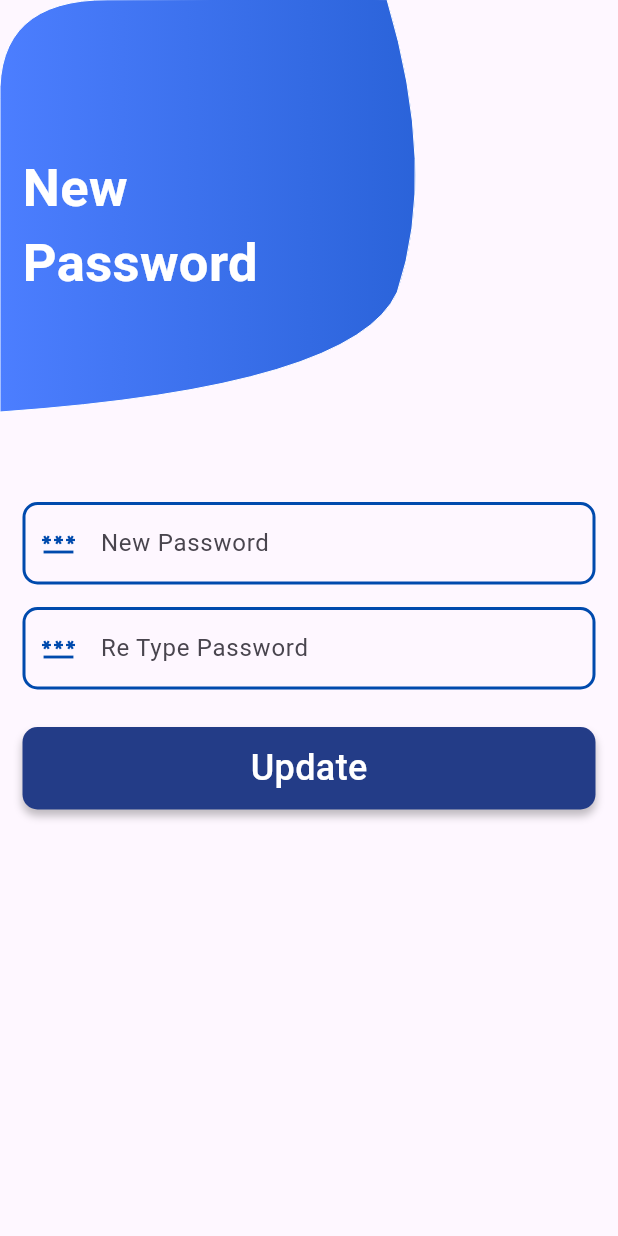
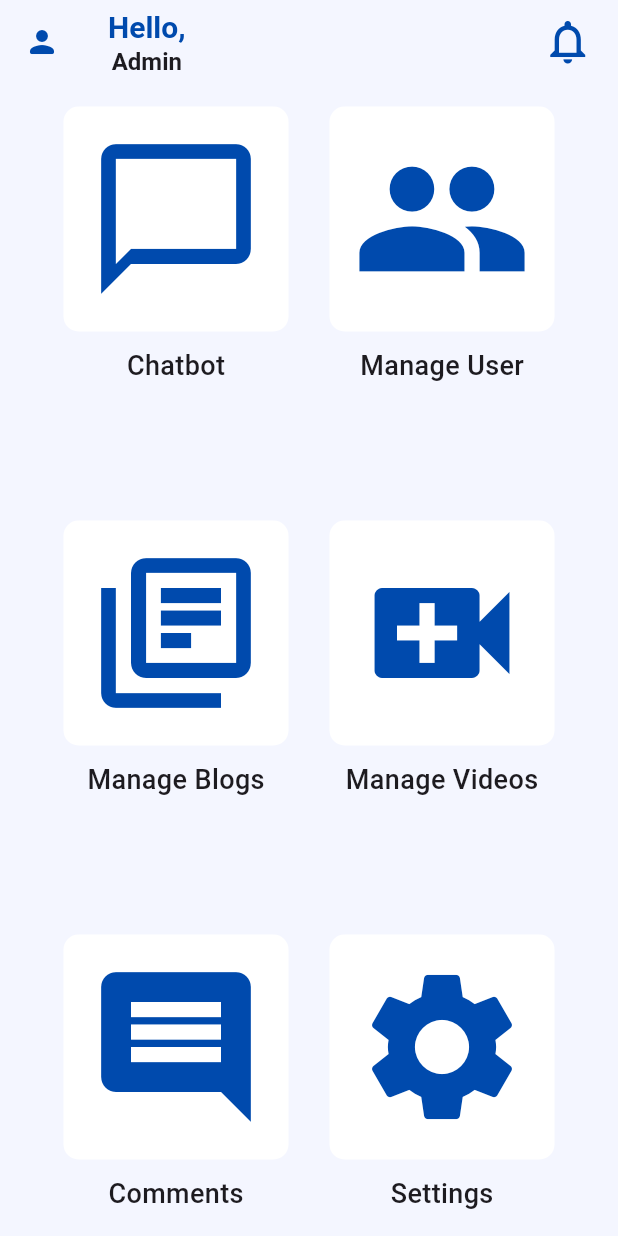
Before and after one commit to IT21175466/Flutter-Pertise-Project, a Flutter app: the screen it shows after launch, on a phone screen of 412 x 824 dp. Run offline on Flutter 3.47's test engine with Material 2 defaults, Android fonts, the phone set to English and light mode, and no system bars; our stand-ins replace otp_text_field.

Commit message:
Admin Home Done

```diff
--- /dev/null
+++ b/lib/Frontend/AdminHomeScreen.dart
@@ -0,0 +1,297 @@
+import 'package:flutter/material.dart';
+
+class AdminHomeScreen extends StatefulWidget {
+  const AdminHomeScreen({super.key});
+
+  @override
+  State<AdminHomeScreen> createState() => _AdminHomeScreenState();
+}
+
+class _AdminHomeScreenState extends State<AdminHomeScreen> {
+  @override
+  Widget build(BuildContext context) {
+    return Scaffold(
+      appBar: AppBar(
+        leading: const Icon(
+          Icons.person_rounded,
+          color: Color.fromARGB(255, 0, 74, 173),
+        ),
+        title: SingleChildScrollView(
+          child: Row(
+            children: [
+              Column(
+                children: [
+                  Align(
+                    alignment: Alignment.centerLeft,
+                    child: Text(
+                      "Hello,",
+                      style: TextStyle(
+                        fontSize: 20,
+                        color: Color.fromARGB(255, 0, 74, 173),
+                        fontWeight: FontWeight.w700,
+                      ),
+                    ),
+                  ),
+                  Align(
+                    alignment: Alignment.bottomLeft,
+                    child: Text(
+                      "Admin",
+                      style: TextStyle(
+                        fontSize: 16,
+                        fontWeight: FontWeight.w700,
+                      ),
+                    ),
+                  ),
+                ],
+              ),
+              Spacer(),
+              Icon(
+                Icons.notifications_outlined,
+                size: 35,
+                color: Color.fromARGB(255, 0, 74, 173),
+              ),
+            ],
+          ),
+        ),
+        backgroundColor: const Color.fromARGB(255, 244, 246, 255),
+      ),
+      body: Container(
+        padding: EdgeInsets.symmetric(vertical: 15, horizontal: 15),
+        child: Column(
+          children: [
+            //1st Row
+            Row(
+              children: [
+                Spacer(),
+                Container(
+                  height: 150,
+                  width: 150,
+                  decoration: BoxDecoration(
+                    color: Colors.white,
+                    borderRadius: BorderRadius.circular(10),
+                  ),
+                  child: IconButton(
+                    onPressed: () {},
+                    icon: Icon(
+                      Icons.chat_bubble_outline,
+                      color: Color.fromARGB(255, 0, 74, 173),
+                      size: 120,
+                    ),
+                  ),
+                ),
+                Spacer(),
+                Container(
+                  height: 150,
+                  width: 150,
+                  decoration: BoxDecoration(
+                    color: Colors.white,
+                    borderRadius: BorderRadius.circular(10),
+                  ),
+                  child: IconButton(
+                    onPressed: () {},
+                    icon: Icon(
+                      Icons.people,
+                      color: Color.fromARGB(255, 0, 74, 173),
+                      size: 120,
+                    ),
+                  ),
+                ),
+                Spacer(),
+              ],
+            ),
+            SizedBox(
+              height: 10,
+            ),
+            Row(
+              children: [
+                Spacer(),
+                Container(
+                  width: 150,
+                  child: Center(
+                    child: Text(
+                      'Chatbot',
+                      style: TextStyle(
+                        fontSize: 18,
+                        fontWeight: FontWeight.w500,
+                      ),
+                    ),
+                  ),
+                ),
+                Spacer(),
+                Container(
+                  width: 150,
+                  child: Center(
+                    child: Text(
+                      'Manage User',
+                      style: TextStyle(
+                        fontSize: 18,
+                        fontWeight: FontWeight.w500,
+                      ),
+                    ),
+                  ),
+                ),
+                Spacer(),
+              ],
+            ),
+
+            Spacer(),
+
+            //2nd Row
+            Row(
+              children: [
+                Spacer(),
+                Container(
+                  height: 150,
+                  width: 150,
+                  decoration: BoxDecoration(
+                    color: Colors.white,
+                    borderRadius: BorderRadius.circular(10),
+                  ),
+                  child: IconButton(
+                    onPressed: () {},
+                    icon: Icon(
+                      Icons.library_books_outlined,
+                      color: Color.fromARGB(255, 0, 74, 173),
+                      size: 120,
+                    ),
+                  ),
+                ),
+                Spacer(),
+                Container(
+                  height: 150,
+                  width: 150,
+                  decoration: BoxDecoration(
+                    color: Colors.white,
+                    borderRadius: BorderRadius.circular(10),
+                  ),
+                  child: IconButton(
+                    onPressed: () {},
+                    icon: Icon(
+                      Icons.video_call,
+                      color: Color.fromARGB(255, 0, 74, 173),
+                      size: 120,
+                    ),
+                  ),
+                ),
+                Spacer(),
+              ],
+            ),
+            SizedBox(
+              height: 10,
+            ),
+            Row(
+              children: [
+                Spacer(),
+                Container(
+                  width: 150,
+                  child: Center(
+                    child: Text(
+                      'Manage Blogs',
+                      style: TextStyle(
+                        fontSize: 18,
+                        fontWeight: FontWeight.w500,
+                      ),
+                    ),
+                  ),
+                ),
+                Spacer(),
+                Container(
+                  width: 150,
+                  child: Center(
+                    child: Text(
+                      'Manage Videos',
+                      style: TextStyle(
+                        fontSize: 18,
+                        fontWeight: FontWeight.w500,
+                      ),
+                    ),
+                  ),
+                ),
+                Spacer(),
+              ],
+            ),
+
+            //3rd Row
+            Spacer(),
+
+            //2nd Row
+            Row(
+              children: [
+                Spacer(),
+                Container(
+                  height: 150,
+                  width: 150,
+                  decoration: BoxDecoration(
+                    color: Colors.white,
+                    borderRadius: BorderRadius.circular(10),
+                  ),
+                  child: IconButton(
+                    onPressed: () {},
+                    icon: Icon(
+                      Icons.comment,
+                      color: Color.fromARGB(255, 0, 74, 173),
+                      size: 120,
+                    ),
+                  ),
+                ),
+                Spacer(),
+                Container(
+                  height: 150,
+                  width: 150,
+                  decoration: BoxDecoration(
+                    color: Colors.white,
+                    borderRadius: BorderRadius.circular(10),
+                  ),
+                  child: IconButton(
+                    onPressed: () {},
+                    icon: Icon(
+                      Icons.settings,
+                      color: Color.fromARGB(255, 0, 74, 173),
+                      size: 120,
+                    ),
+                  ),
+                ),
+                Spacer(),
+              ],
+            ),
+            SizedBox(
+              height: 10,
+            ),
+            Row(
+              children: [
+                Spacer(),
+                Container(
+                  width: 150,
+                  child: Center(
+                    child: Text(
+                      'Comments',
+                      style: TextStyle(
+                        fontSize: 18,
+                        fontWeight: FontWeight.w500,
+                      ),
+                    ),
+                  ),
+                ),
+                Spacer(),
+                Container(
+                  width: 150,
+                  child: Center(
+                    child: Text(
+                      'Settings',
+                      style: TextStyle(
+                        fontSize: 18,
+                        fontWeight: FontWeight.w500,
+                      ),
+                    ),
+                  ),
+                ),
+                Spacer(),
+              ],
+            ),
+          ],
+        ),
+      ),
+      backgroundColor: const Color.fromARGB(255, 244, 246, 255),
+    );
+  }
+}
--- a/lib/main.dart
+++ b/lib/main.dart
@@ -1,4 +1,5 @@
 import 'package:flutter/material.dart';
+import 'package:sexpertise/Frontend/AdminHomeScreen.dart';
 import 'package:sexpertise/Frontend/ChangePasswordScreen.dart';
 import 'package:sexpertise/Frontend/ForgotPasswordScreen.dart';
 import 'package:sexpertise/Frontend/OTPVerificationScreen.dart';
@@ -35,7 +36,7 @@ class MyApp extends StatelessWidget {
         colorScheme: ColorScheme.fromSeed(seedColor: Colors.deepPurple),
         useMaterial3: true,
       ),
-      home: ChangePasswordScreen(),
+      home: AdminHomeScreen(),
     );
   }
 }
```
